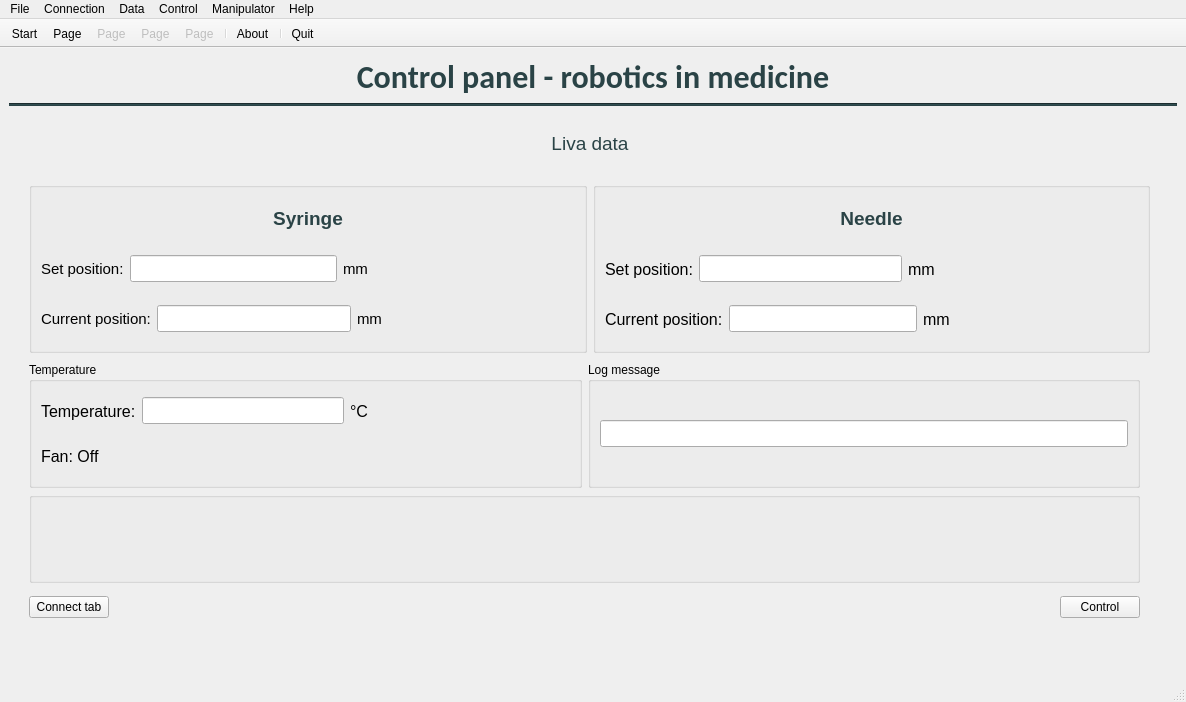
Before: the Qt Designer form Main/GUI_INZ_Main_project/mainwindow.ui in mgmike1011/INZ-GUI, drawn with Qt 5.
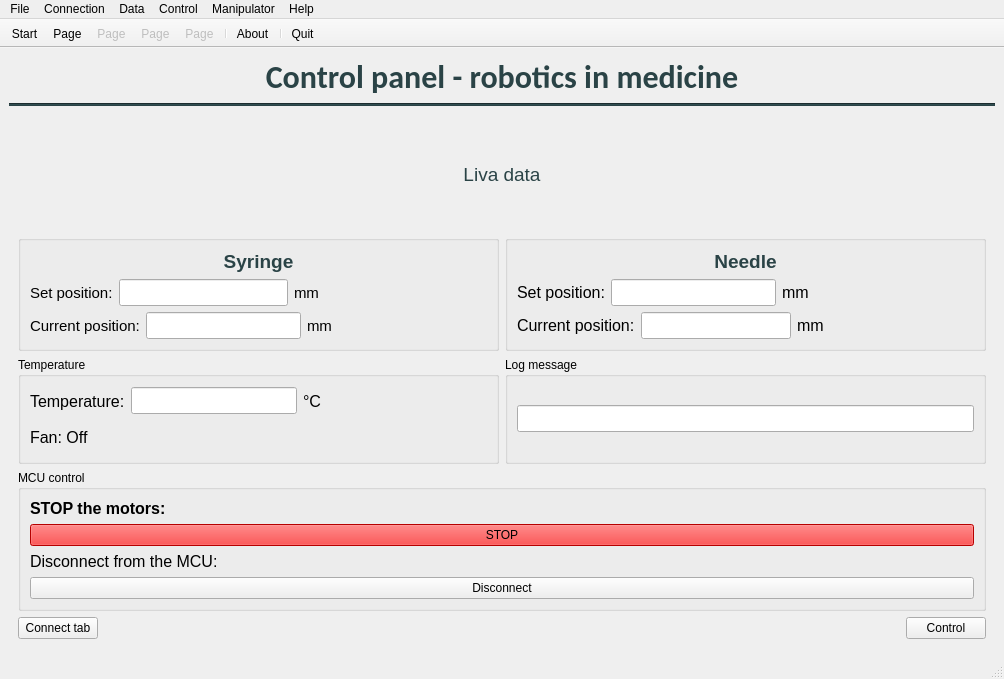
After: the same form once the commit is applied. The open tabs and pages were chosen to show the change. Icons and pictures are not drawn.

Commit message: Live data interface

The edit to the form file:
```diff
--- a/Main/GUI_INZ_Main_project/mainwindow.ui
+++ b/Main/GUI_INZ_Main_project/mainwindow.ui
@@ -6,8 +6,8 @@
    <rect>
     <x>0</x>
     <y>0</y>
-    <width>1186</width>
-    <height>702</height>
+    <width>1004</width>
+    <height>679</height>
    </rect>
   </property>
   <property name="windowTitle">
@@ -428,15 +428,9 @@
        </layout>
       </widget>
       <widget class="QWidget" name="page_3_Data">
+       <layout class="QVBoxLayout" name="verticalLayout_11">
+        <item>
        <widget class="QLabel" name="liveDataLabel">
-        <property name="geometry">
-         <rect>
-          <x>10</x>
-          <y>0</y>
-          <width>1142</width>
-          <height>64</height>
-         </rect>
-        </property>
         <property name="font">
          <font>
           <pointsize>11</pointsize>
@@ -449,28 +443,8 @@
          <set>Qt::AlignCenter</set>
         </property>
        </widget>
-       <widget class="QGroupBox" name="connectionStatusGroupBox">
-        <property name="geometry">
-         <rect>
-          <x>20</x>
-          <y>380</y>
-          <width>1111</width>
-          <height>91</height>
-         </rect>
-        </property>
-        <property name="title">
-         <string/>
-        </property>
-       </widget>
-       <widget class="QWidget" name="">
-        <property name="geometry">
-         <rect>
-          <x>20</x>
-          <y>70</y>
-          <width>1121</width>
-          <height>171</height>
-         </rect>
-        </property>
+        </item>
+        <item>
         <layout class="QHBoxLayout" name="horizontalLayout_12">
          <item>
           <widget class="QGroupBox" name="syringeGroupBox">
@@ -751,16 +725,8 @@
           </widget>
          </item>
         </layout>
-       </widget>
-       <widget class="QWidget" name="">
-        <property name="geometry">
-         <rect>
-          <x>20</x>
-          <y>250</y>
-          <width>1111</width>
-          <height>126</height>
-         </rect>
-        </property>
+        </item>
+        <item>
         <layout class="QHBoxLayout" name="horizontalLayout_15">
          <item>
           <widget class="QGroupBox" name="temperatureGroupBox">
@@ -882,16 +848,65 @@
           </widget>
          </item>
         </layout>
-       </widget>
-       <widget class="QWidget" name="">
-        <property name="geometry">
-         <rect>
-          <x>20</x>
-          <y>480</y>
-          <width>1111</width>
-          <height>31</height>
-         </rect>
-        </property>
+        </item>
+        <item>
+         <widget class="QGroupBox" name="connectionStatusGroupBox">
+          <property name="title">
+           <string>MCU control</string>
+          </property>
+          <layout class="QVBoxLayout" name="verticalLayout_10">
+           <item>
+            <widget class="QLabel" name="label_21">
+             <property name="font">
+              <font>
+               <pointsize>12</pointsize>
+               <bold>true</bold>
+              </font>
+             </property>
+             <property name="text">
+              <string>STOP the motors:</string>
+             </property>
+            </widget>
+           </item>
+           <item>
+            <widget class="QPushButton" name="stopMotorsPushButton">
+             <property name="cursor">
+              <cursorShape>PointingHandCursor</cursorShape>
+             </property>
+             <property name="styleSheet">
+              <string notr="true">background-color: rgb(255, 0, 0);</string>
+             </property>
+             <property name="text">
+              <string>STOP</string>
+             </property>
+            </widget>
+           </item>
+           <item>
+            <widget class="QLabel" name="label_22">
+             <property name="font">
+              <font>
+               <pointsize>12</pointsize>
+              </font>
+             </property>
+             <property name="text">
+              <string>Disconnect from the MCU:</string>
+             </property>
+            </widget>
+           </item>
+           <item>
+            <widget class="QPushButton" name="disconnectPushButton">
+             <property name="cursor">
+              <cursorShape>PointingHandCursor</cursorShape>
+             </property>
+             <property name="text">
+              <string>Disconnect</string>
+             </property>
+            </widget>
+           </item>
+          </layout>
+         </widget>
+        </item>
+        <item>
         <layout class="QHBoxLayout" name="horizontalLayout_16">
          <item>
           <widget class="QPushButton" name="connectionPushButton">
@@ -921,7 +936,8 @@
           </widget>
          </item>
         </layout>
-       </widget>
+        </item>
+       </layout>
       </widget>
      </widget>
     </item>
@@ -932,8 +948,8 @@
     <rect>
      <x>0</x>
      <y>0</y>
-     <width>1186</width>
-     <height>25</height>
+     <width>1004</width>
+     <height>21</height>
     </rect>
    </property>
    <widget class="QMenu" name="menuFile">
```
Left out of the diff: 10 changed lines with no effect on the pictures. Lines whose indentation alone changed are shown as unchanged. The commit also changes 2 other files.
